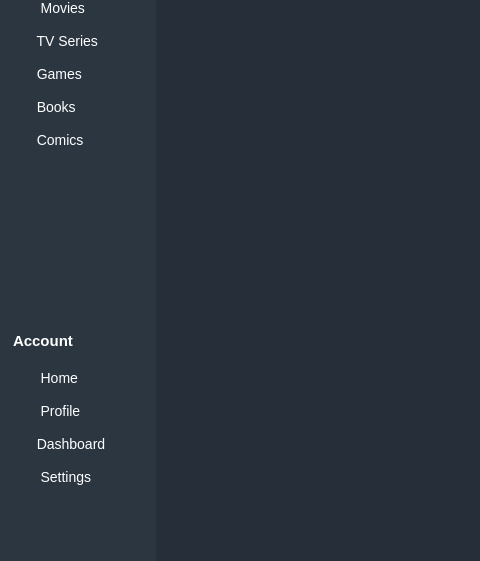
a8392280-web/libirary_GUI, file resources/ui/main_ui.ui: the form before one commit; both pictures show x 0 to 480 and y 119 to 680 of the 1170 by 838 pixel window.
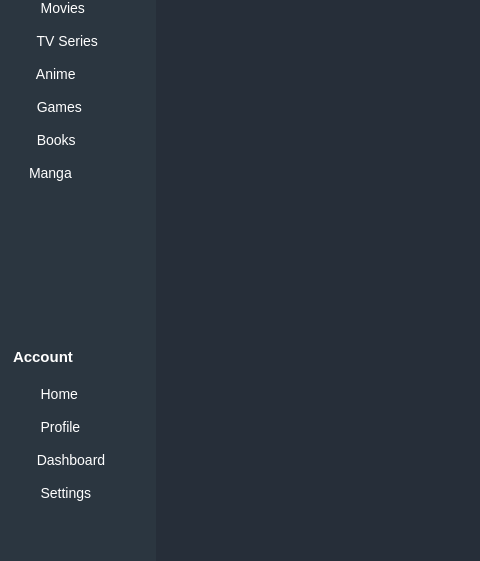
The form after the commit. Icons and pictures are not drawn.

```diff
--- a/resources/ui/main_ui.ui
+++ b/resources/ui/main_ui.ui
@@ -266,6 +266,33 @@
         </property>
        </widget>
       </item>
+      <item>
+       <widget class="QPushButton" name="show_anime">
+        <property name="text">
+         <string>  Anime</string>
+        </property>
+        <property name="icon">
+         <iconset resource="../resources.qrc">
+          <normaloff>:/icons/Icons/anime2.png</normaloff>
+          <normalon>:/icons/Icons/anime.png</normalon>:/icons/Icons/anime2.png</iconset>
+        </property>
+        <property name="iconSize">
+         <size>
+          <width>32</width>
+          <height>32</height>
+         </size>
+        </property>
+        <property name="checkable">
+         <bool>true</bool>
+        </property>
+        <property name="autoExclusive">
+         <bool>true</bool>
+        </property>
+        <property name="flat">
+         <bool>true</bool>
+        </property>
+       </widget>
+      </item>
       <item>
        <widget class="QPushButton" name="show_games">
         <property name="sizePolicy">
@@ -341,7 +368,7 @@
          </sizepolicy>
         </property>
         <property name="text">
-         <string>  Comics</string>
+         <string>Manga</string>
         </property>
         <property name="icon">
          <iconset resource="../resources.qrc">
```
